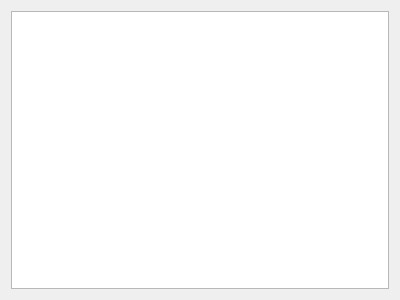
This is gameview.ui in billonatafji/EECE435LProject as Qt 5 draws it before an edit. The edited form follows.
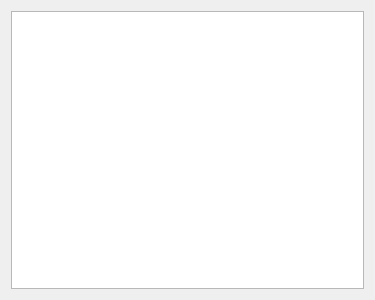
This is the edited form.

```diff
--- a/gameview.ui
+++ b/gameview.ui
@@ -6,7 +6,7 @@
    <rect>
     <x>0</x>
     <y>0</y>
-    <width>400</width>
+    <width>375</width>
     <height>300</height>
    </rect>
   </property>
```
